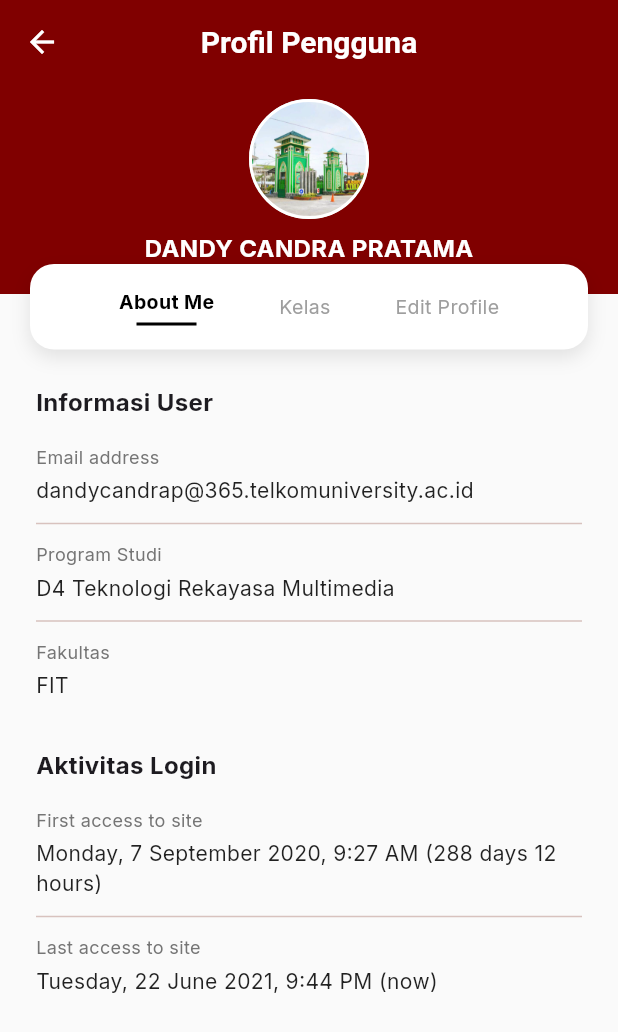
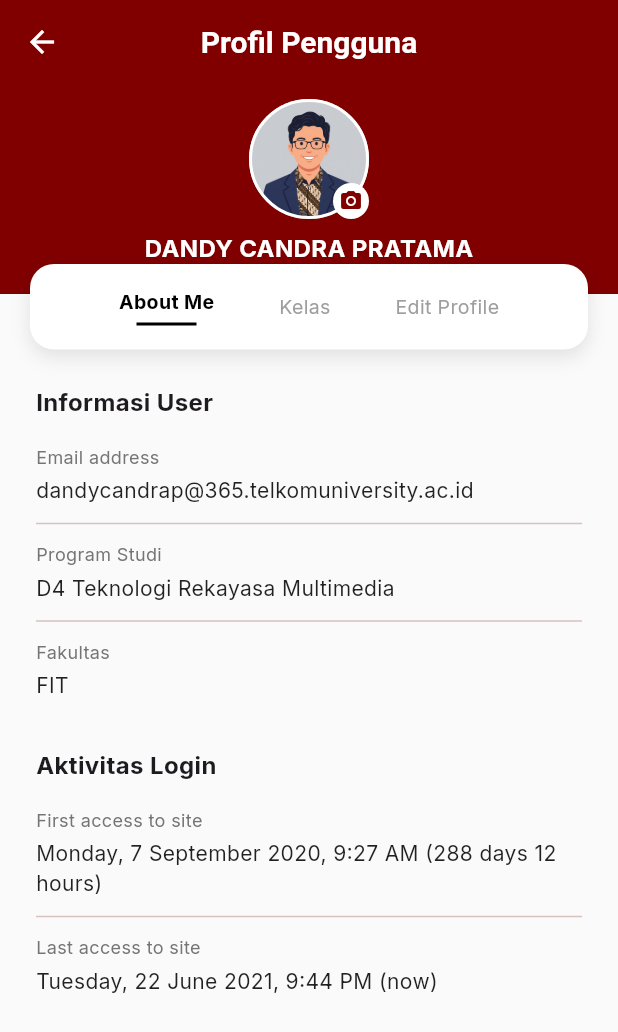
Before and after one commit to andikasanjaya9157364-alt/Sistem-Manajemen-Pembelajaran-Aplikasi-1, a Flutter app: the screen it shows after launch, after a tap on "Masuk", after a tap on "Dandy Candra Pratama", on a phone screen of 412 x 824 dp. Shown: the top 1032 px of the screen. Run offline on Flutter 3.47's test engine with Material 3 defaults, Android fonts, the phone set to English and light mode, and no system bars; our stand-ins replace google_fonts, image_picker.

Commit message:
menampilkan foto profile di layar beranda dan menambah fitur agar bisa dirubah oleh pengguna

```diff
--- a/lib/screens/dashboard_screen.dart
+++ b/lib/screens/dashboard_screen.dart
@@ -3,6 +3,7 @@ import 'package:learning_management_system/theme.dart';
 import 'my_courses_screen.dart';
 import 'notifications_screen.dart';
 import 'profile_screen.dart';
+import 'dart:io';
 
 class DashboardScreen extends StatefulWidget {
   final String userRole;
@@ -33,6 +34,8 @@ class _DashboardScreenState extends State<DashboardScreen> {
      and reusing the new MyCoursesScreen for index 1.
   */
 
+  File? _profileImage; // Stores selected profile image
+
   void _onItemTapped(int index) {
     setState(() {
       _selectedIndex = index;
@@ -59,17 +62,30 @@ class _DashboardScreenState extends State<DashboardScreen> {
         backgroundColor: CeLOETheme.primaryColor,
         elevation: 0,
         title: GestureDetector(
-          onTap: () {
-            Navigator.push(
+          onTap: () async {
+            // Navigate to Profile and wait for result (new image)
+            final result = await Navigator.push(
               context,
-              MaterialPageRoute(builder: (context) => const ProfileScreen()),
+              MaterialPageRoute(
+                builder: (context) => ProfileScreen(currentImage: _profileImage),
+              ),
             );
+
+            // If a new image was returned, update state
+            if (result != null && result is File) {
+               setState(() {
+                 _profileImage = result;
+               });
+            }
           },
           child: Row(
             children: [
-              const CircleAvatar(
+              CircleAvatar(
                 backgroundColor: Colors.white24,
-                child: Icon(Icons.person, color: Colors.white),
+                backgroundImage: _profileImage != null
+                    ? FileImage(_profileImage!) as ImageProvider
+                    : const AssetImage('assets/images/user_avatar.png'),
+                // No child Icon needed anymore as we always have an image
               ),
               const SizedBox(width: 12),
               Column(
--- a/lib/screens/profile_screen.dart
+++ b/lib/screens/profile_screen.dart
@@ -1,8 +1,37 @@
 import 'package:flutter/material.dart';
 import 'package:learning_management_system/theme.dart';
+import 'dart:io';
+import 'package:image_picker/image_picker.dart';
 
-class ProfileScreen extends StatelessWidget {
-  const ProfileScreen({super.key});
+class ProfileScreen extends StatefulWidget {
+  final File? currentImage;
+
+  const ProfileScreen({super.key, this.currentImage});
+
+  @override
+  State<ProfileScreen> createState() => _ProfileScreenState();
+}
+
+class _ProfileScreenState extends State<ProfileScreen> {
+  late File? _image;
+  final ImagePicker _picker = ImagePicker();
+
+  @override
+  void initState() {
+    super.initState();
+    _image = widget.currentImage;
+  }
+
+  Future<void> _pickImage() async {
+    final XFile? pickedFile = await _picker.pickImage(source: ImageSource.gallery);
+
+    if (pickedFile != null) {
+      setState(() {
+        _image = File(pickedFile.path);
+      });
+      // Optional: If we want to persist it immediately or just wait for back button
+    }
+  }
 
   @override
   Widget build(BuildContext context) {
@@ -15,7 +44,10 @@ class ProfileScreen extends StatelessWidget {
         centerTitle: true,
         leading: IconButton(
           icon: const Icon(Icons.arrow_back, color: Colors.white),
-          onPressed: () => Navigator.pop(context),
+          onPressed: () {
+            // Return the selected image (or null if unchanged/original)
+            Navigator.pop(context, _image);
+          },
         ),
       ),
       body: SingleChildScrollView(
@@ -38,17 +70,42 @@ class ProfileScreen extends StatelessWidget {
                   top: 10,
                   child: Column(
                     children: [
+                      Stack(
+                        children: [
                           Container(
                             width: 80,
                             height: 80,
                             decoration: BoxDecoration(
                               shape: BoxShape.circle,
                               border: Border.all(color: Colors.white, width: 2),
-                          image: const DecorationImage(
-                            image: AssetImage('assets/images/header_gku.png'), // Placeholder or use a specific avatar asset
+                              color: Colors.grey[300],
+                              image: _image != null
+                                ? DecorationImage(
+                                    image: FileImage(_image!),
+                                    fit: BoxFit.cover,
+                                  )
+                                : const DecorationImage(
+                                    image: AssetImage('assets/images/user_avatar.png'),
                                     fit: BoxFit.cover,
                                   ),
                             ),
+                          ),
+                          Positioned(
+                            bottom: 0,
+                            right: 0,
+                            child: InkWell(
+                              onTap: _pickImage,
+                              child: Container(
+                                padding: const EdgeInsets.all(4),
+                                decoration: const BoxDecoration(
+                                  color: Colors.white,
+                                  shape: BoxShape.circle,
+                                ),
+                                child: const Icon(Icons.camera_alt, size: 16, color: CeLOETheme.primaryColor),
+                              ),
+                            ),
+                          ),
+                        ],
                       ),
                       const SizedBox(height: 8),
                       const Text(
--- a/pubspec.yaml
+++ b/pubspec.yaml
@@ -35,6 +35,7 @@ dependencies:
   # Use with the CupertinoIcons class for iOS style icons.
   cupertino_icons: ^1.0.8
   google_fonts: ^6.1.0
+  image_picker: ^1.2.1
 
 dev_dependencies:
   flutter_test:
```
Also changed, not shown: assets/images/user_avatar.png (added), pubspec.lock, 5 other files. Lines whose indentation alone changed are shown as unchanged.
